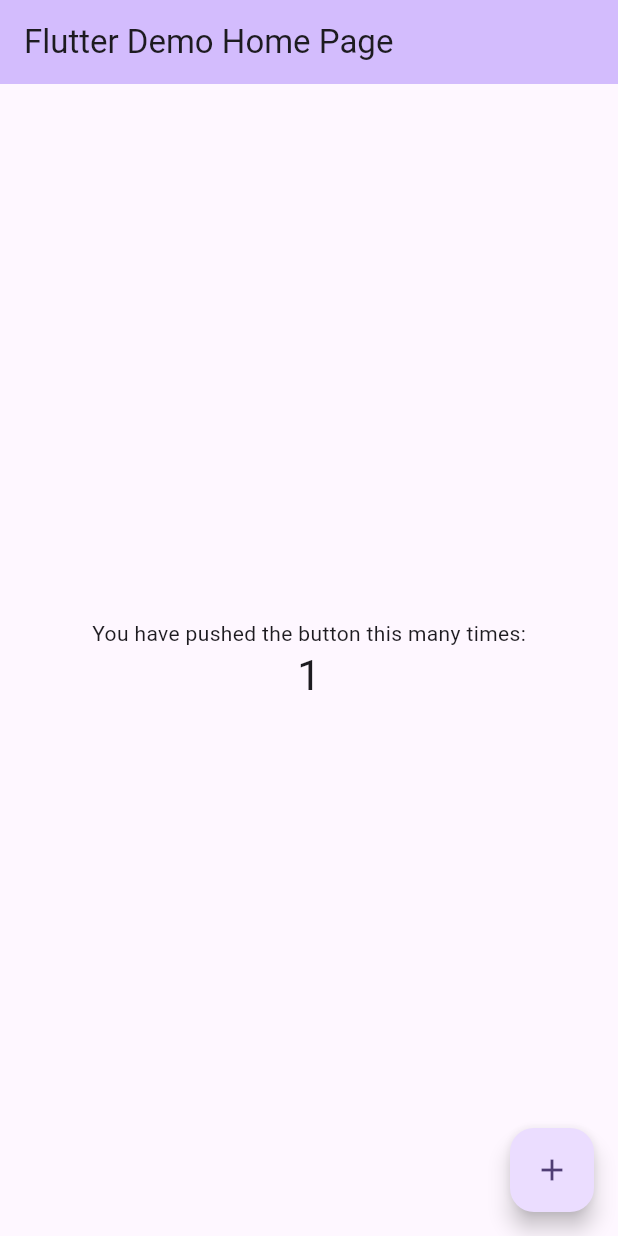
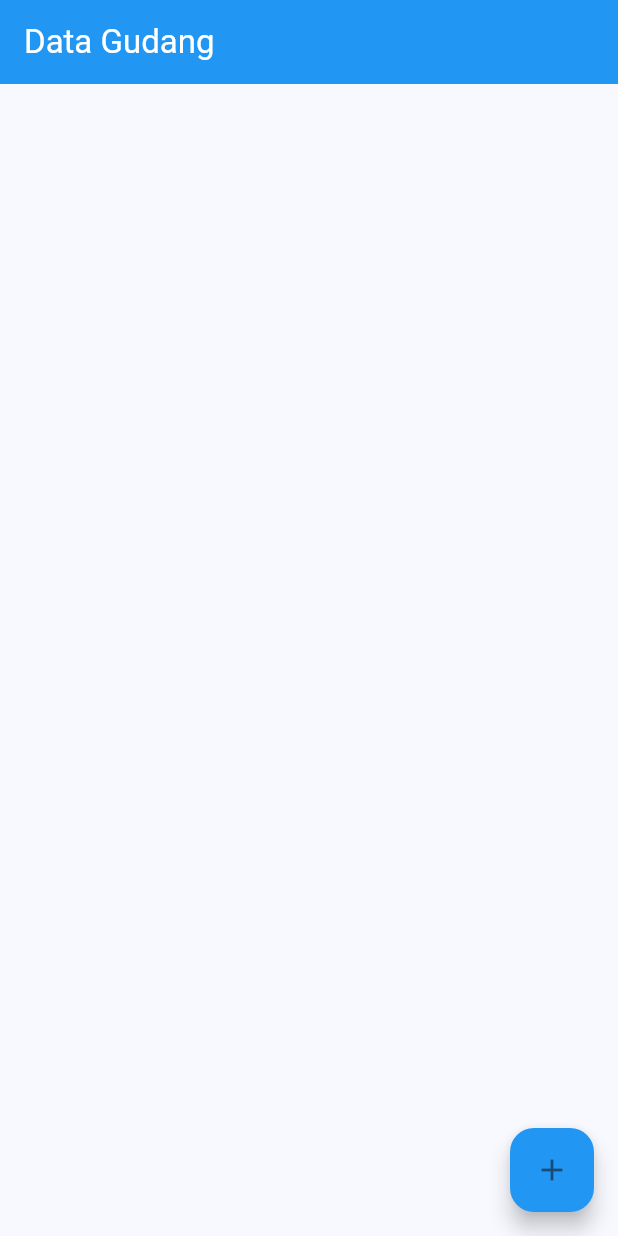
Before and after one commit to darrylrambi/PPB-TPMOD10, a Flutter app: the screen it shows after launch, after a tap on the "add" icon, on a phone screen of 412 x 824 dp. Run offline on Flutter 3.47's test engine with Material 3 defaults, Android fonts, the phone set to English and light mode, and no system bars.

Commit message:
added floating button and changed appbar to match the requirement

```diff
--- a/lib/main.dart
+++ b/lib/main.dart
@@ -11,7 +11,7 @@ class MyApp extends StatelessWidget {
   @override
   Widget build(BuildContext context) {
     return MaterialApp(
-      title: 'Flutter Demo',
+      title: 'TPMOD10',
       theme: ThemeData(
         // This is the theme of your application.
         //
@@ -28,10 +28,10 @@ class MyApp extends StatelessWidget {
         //
         // This works for code too, not just values: Most code changes can be
         // tested with just a hot reload.
-        colorScheme: ColorScheme.fromSeed(seedColor: Colors.deepPurple),
+        colorScheme: ColorScheme.fromSeed(seedColor: Colors.blue),
         useMaterial3: true,
       ),
-      home: const MyHomePage(title: 'Flutter Demo Home Page'),
+      home: const MyHomePage(title: 'Data Gudang'),
     );
   }
 }
@@ -55,18 +55,6 @@ class MyHomePage extends StatefulWidget {
 }
 
 class _MyHomePageState extends State<MyHomePage> {
-  int _counter = 0;
-
-  void _incrementCounter() {
-    setState(() {
-      // This call to setState tells the Flutter framework that something has
-      // changed in this State, which causes it to rerun the build method below
-      // so that the display can reflect the updated values. If we changed
-      // _counter without calling setState(), then the build method would not be
-      // called again, and so nothing would appear to happen.
-      _counter++;
-    });
-  }
 
   @override
   Widget build(BuildContext context) {
@@ -81,12 +69,12 @@ class _MyHomePageState extends State<MyHomePage> {
         // TRY THIS: Try changing the color here to a specific color (to
         // Colors.amber, perhaps?) and trigger a hot reload to see the AppBar
         // change color while the other colors stay the same.
-        backgroundColor: Theme.of(context).colorScheme.inversePrimary,
+        backgroundColor: Colors.blue,
         // Here we take the value from the MyHomePage object that was created by
         // the App.build method, and use it to set our appbar title.
-        title: Text(widget.title),
+        title: Text(widget.title, style: const TextStyle(color: Colors.white),),
       ),
-      body: Center(
+      body: const Center(
         // Center is a layout widget. It takes a single child and positions it
         // in the middle of the parent.
         child: Column(
@@ -105,19 +93,15 @@ class _MyHomePageState extends State<MyHomePage> {
           // wireframe for each widget.
           mainAxisAlignment: MainAxisAlignment.center,
           children: <Widget>[
-            const Text(
-              'You have pushed the button this many times:',
-            ),
-            Text(
-              '$_counter',
-              style: Theme.of(context).textTheme.headlineMedium,
-            ),
           ],
         ),
       ),
       floatingActionButton: FloatingActionButton(
-        onPressed: _incrementCounter,
-        tooltip: 'Increment',
+        onPressed: () {
+
+        },
+        tooltip: 'Add new',
+        backgroundColor: Colors.blue,
         child: const Icon(Icons.add),
       ), // This trailing comma makes auto-formatting nicer for build methods.
     );
```
